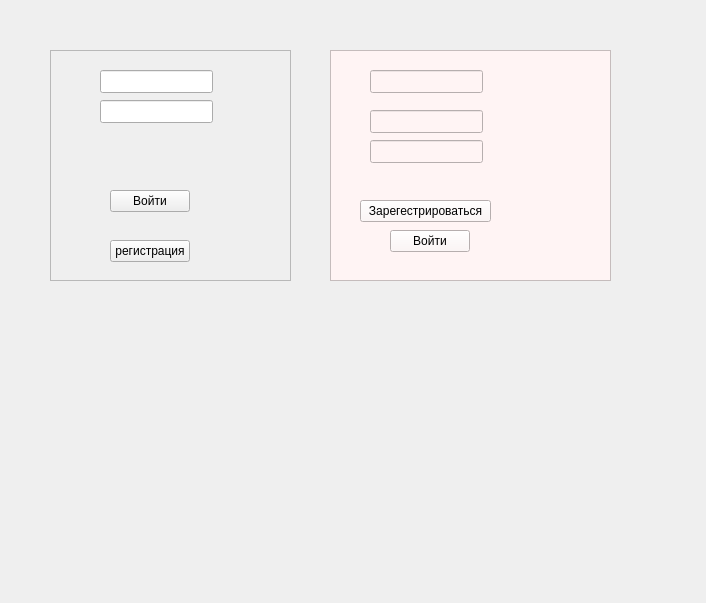
Old version of the form login.ui in the repository Alexx-Alt/QtProject.
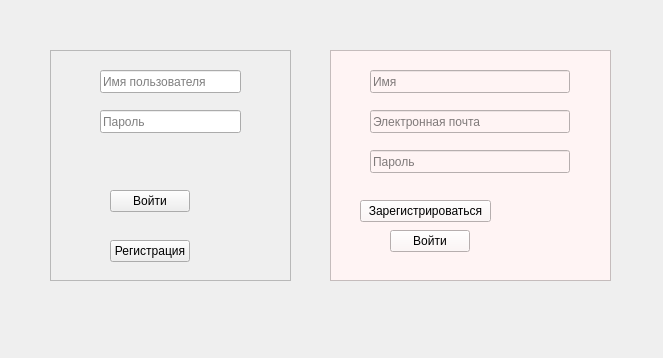
New version of the form.

Patch:
```diff
--- a/login.ui
+++ b/login.ui
@@ -6,8 +6,8 @@
    <rect>
     <x>0</x>
     <y>0</y>
-    <width>706</width>
-    <height>603</height>
+    <width>663</width>
+    <height>358</height>
    </rect>
   </property>
   <property name="windowTitle">
@@ -36,30 +36,42 @@
      <rect>
       <x>40</x>
       <y>20</y>
-      <width>113</width>
+      <width>200</width>
       <height>23</height>
      </rect>
     </property>
+    <property name="placeholderText">
+     <string>Имя</string>
+    </property>
    </widget>
    <widget class="QLineEdit" name="EmailLabel">
     <property name="geometry">
      <rect>
       <x>40</x>
       <y>60</y>
-      <width>113</width>
+      <width>200</width>
       <height>23</height>
      </rect>
     </property>
+    <property name="placeholderText">
+     <string>Электронная почта</string>
+    </property>
    </widget>
    <widget class="QLineEdit" name="PasswordLabel">
     <property name="geometry">
      <rect>
       <x>40</x>
-      <y>90</y>
-      <width>113</width>
+      <y>100</y>
+      <width>200</width>
       <height>23</height>
      </rect>
     </property>
+    <property name="echoMode">
+     <enum>QLineEdit::EchoMode::Password</enum>
+    </property>
+    <property name="placeholderText">
+     <string>Пароль</string>
+    </property>
    </widget>
    <widget class="QPushButton" name="loginButton">
     <property name="geometry">
@@ -71,7 +83,7 @@
      </rect>
     </property>
     <property name="text">
-     <string>Зарегестрироваться</string>
+     <string>Зарегистрироваться</string>
     </property>
    </widget>
    <widget class="QPushButton" name="backregister">
@@ -108,20 +120,29 @@
      <rect>
       <x>50</x>
       <y>20</y>
-      <width>113</width>
+      <width>141</width>
       <height>23</height>
      </rect>
     </property>
+    <property name="placeholderText">
+     <string>Имя пользователя</string>
+    </property>
    </widget>
    <widget class="QLineEdit" name="PasswordLabel2">
     <property name="geometry">
      <rect>
       <x>50</x>
-      <y>50</y>
-      <width>113</width>
+      <y>60</y>
+      <width>141</width>
       <height>23</height>
      </rect>
     </property>
+    <property name="echoMode">
+     <enum>QLineEdit::EchoMode::Password</enum>
+    </property>
+    <property name="placeholderText">
+     <string>Пароль</string>
+    </property>
    </widget>
    <widget class="QPushButton" name="LoginButton">
     <property name="geometry">
@@ -146,7 +167,7 @@
      </rect>
     </property>
     <property name="text">
-     <string>регистрация</string>
+     <string>Регистрация</string>
     </property>
    </widget>
   </widget>
```
Left out of the diff: 2 changed lines with no effect on the pictures.
